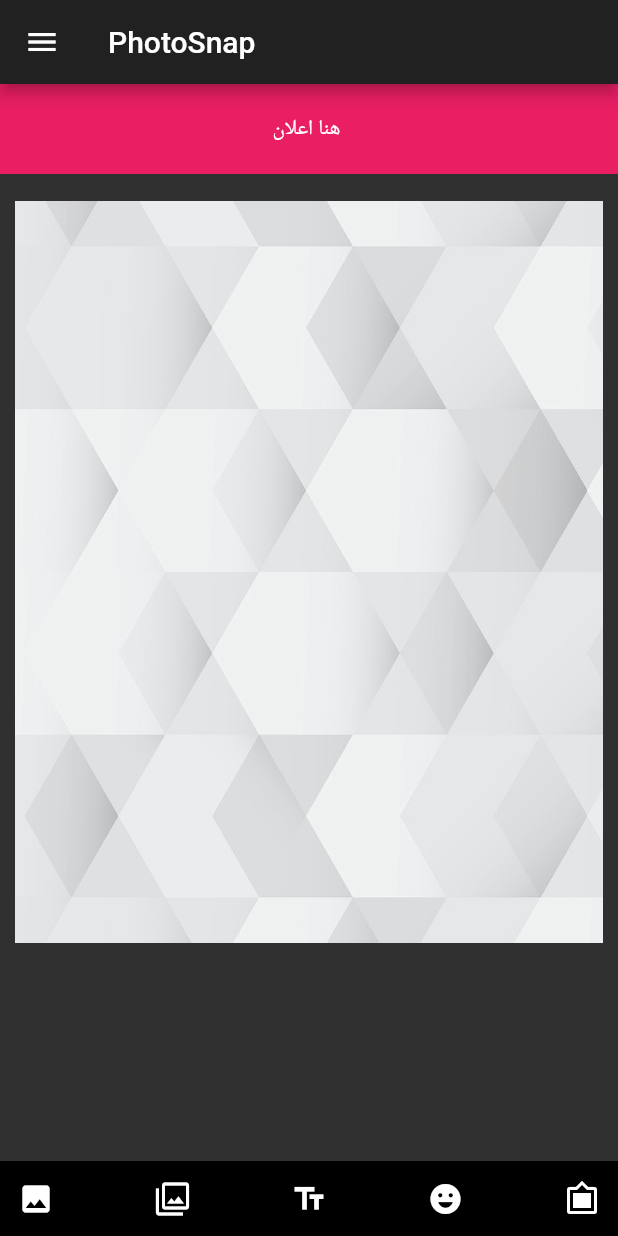
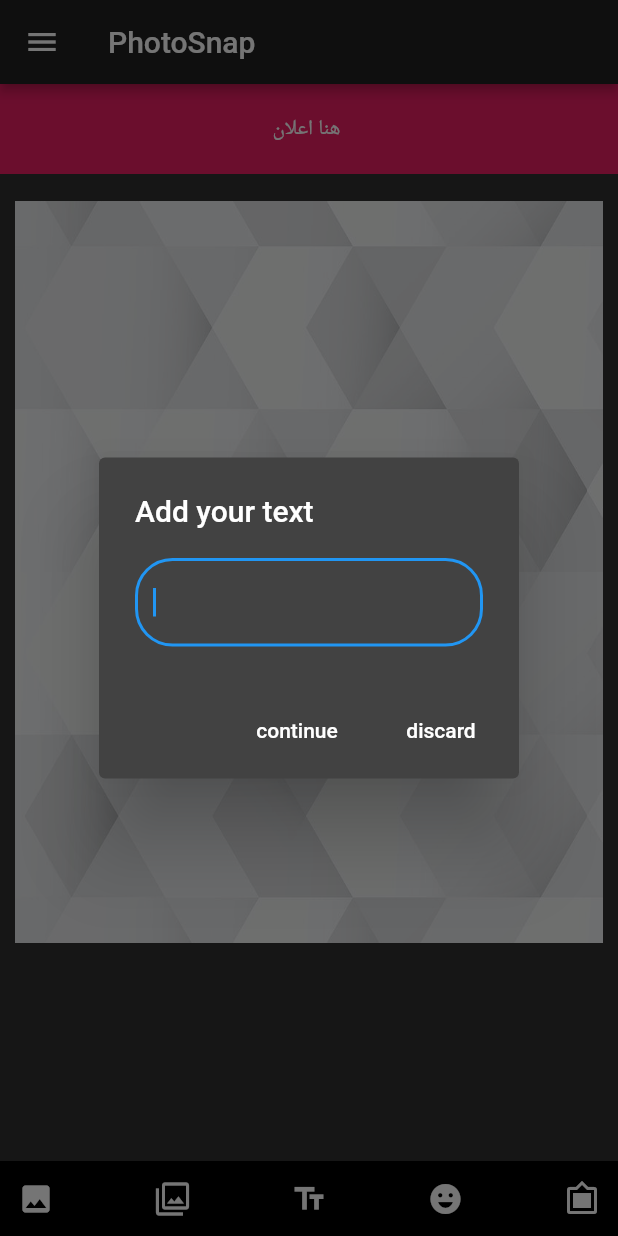
Before and after one commit to abualmagd/photosnap, a Flutter app: the screen it shows after launch, after a tap on the "text fields" icon, on a phone screen of 412 x 824 dp. Run offline on Flutter 3.47's test engine with Material 2 defaults, Android fonts, the phone set to English and light mode, and no system bars; our stand-ins replace image_picker.

Commit message:
add text t

```diff
--- a/lib/pages/home_page.dart
+++ b/lib/pages/home_page.dart
@@ -4,6 +4,7 @@ import 'package:flutter/material.dart';
 import 'dart:io';
 
 import 'package:image_picker/image_picker.dart';
+import 'package:photo_snap/pages/text_layer.dart';
 
 class MyHomePage extends StatefulWidget {
   @override
@@ -11,6 +12,9 @@ class MyHomePage extends StatefulWidget {
 }
 
 class _MyHomePageState extends State<MyHomePage> {
+  var _formKey = GlobalKey<FormState>();
+ String _text;
+ List _texts=[];
   File _image;
   final picker=ImagePicker();
 Future getImage()async{
@@ -29,6 +33,7 @@ Future getImage()async{
     return Scaffold(
       drawer: Drawer(),
       appBar: AppBar(
+        elevation: 3,
         title: Text('PhotoSnap'),
       ),
       body: Column(
@@ -53,12 +58,18 @@ Future getImage()async{
                       child:_image!=null?Image.file(_image):Image.asset('assets/images/holders.jpeg',fit: BoxFit.cover,),
                     ),
                   ),
+                  for(int i=0;i<_texts.length;i++)
+                   TextLayer(text:_texts[i],color: Colors.blue,),
+
+
+
                 ],
               ),
             ),
           ),
           Container(
             height:50,
+
             width: double.infinity,
             color: Colors.black,
             child: Row(
@@ -68,7 +79,11 @@ Future getImage()async{
                   getImage();
                 }),
                 IconButton(icon: Icon(Icons.filter), onPressed: (){}),
-                IconButton(icon: Icon(Icons.text_fields), onPressed: (){}),
+                IconButton(icon: Icon(Icons.text_fields), onPressed: (){
+                  //show alert dialog
+                  showAlert(context);
+
+                }),
                 IconButton(icon: Icon(Icons.emoji_emotions), onPressed: (){}),
                 IconButton(icon: Icon(Icons.filter_frames), onPressed: (){}),
               ],
@@ -79,4 +94,59 @@ Future getImage()async{
 
     );
   }
+  showAlert(BuildContext context){
+    return showDialog(context:context,
+      barrierDismissible: false,
+      builder:(_)=>
+
+          AlertDialog(
+
+            title: Text("Add your text "),
+            content: Form(
+              key: _formKey,
+              child: TextFormField(
+                autofocus: true,
+                textInputAction: TextInputAction.newline,
+                keyboardType: TextInputType.multiline,
+                maxLines: 3,
+                minLines: 1,
+                validator: (value){
+                  if(value.isEmpty){
+                    return "write a text";
+                  }
+                  return null;
+                },
+                onSaved: (val){
+                  setState(() {
+                    _text=val;
+                  });
+
+                },
+                decoration: InputDecoration(
+                  border: OutlineInputBorder(
+                    borderRadius: BorderRadius.all(Radius.circular(25)),
+                  ),
+                ),
+              ),
+            ),
+            actions: [
+              FlatButton(onPressed: (){
+               //
+                if(_formKey.currentState.validate()){
+                  _formKey.currentState.save();
+                  Navigator.pop(context);
+                  _texts.add(_text);
+                  print(_texts[0]);
+                }
+
+              }, child:Text('continue')),
+              FlatButton(onPressed: (){
+
+                Navigator.pop(context);
+              }, child:Text('discard')),
+            ],
+          ),
+    );
+
+  }
 }
```
Also changed, not shown: lib/pages/text_layer.dart (added, +45 -0 lines).
